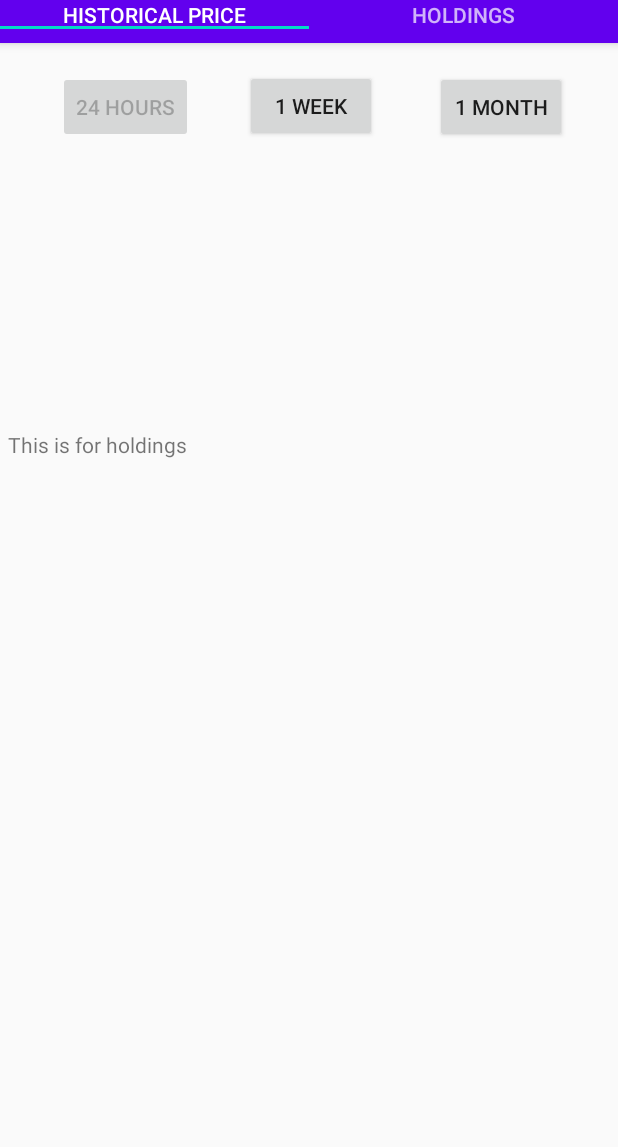
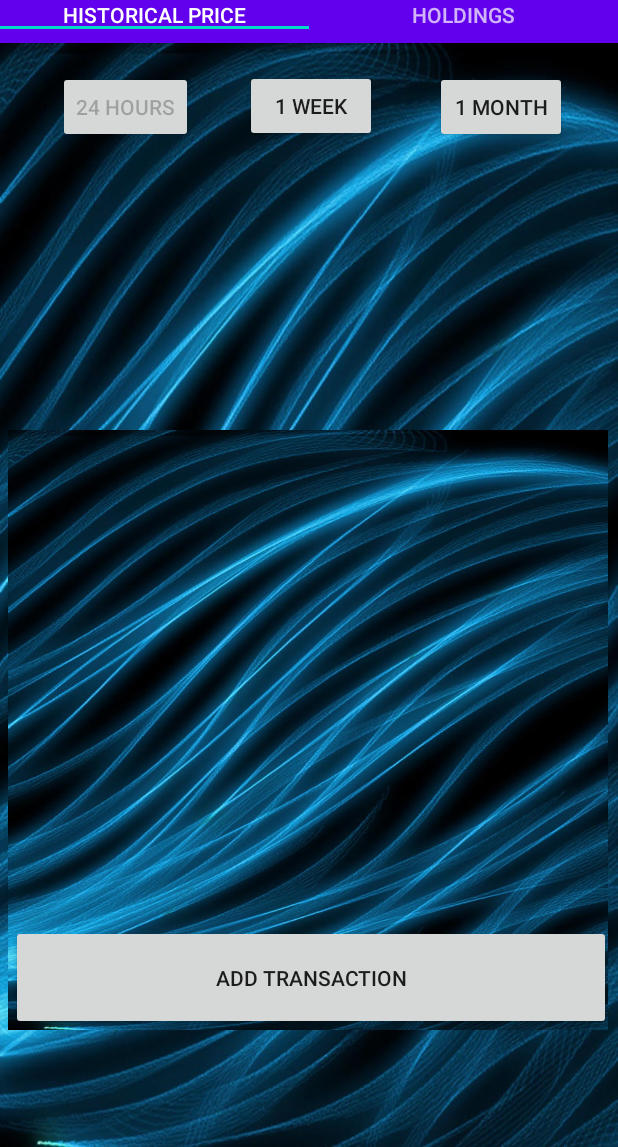
Before and after one commit to AndyEstevez/CryptoApp, an Android app: the fragment HoldingsFragment placed in its activity, on a phone screen of 412 x 824 dp, the part 89-1236 px from its top. Run offline under Robolectric (Android 15) with nearby library versions, the light colour scheme and no system bars; our stand-ins replace Volley; libraries missing offline, so code that uses them is left out: com.github.mikephil.charting; plain views replace LineChart; network calls fail; 3 statements that could not run were skipped.

Commit message:
Update presentation of app, Start on Holdings Fragment

```diff
--- a/app/src/main/java/com/example/cryptoapp/RecyclerViewActivity.java
+++ b/app/src/main/java/com/example/cryptoapp/RecyclerViewActivity.java
@@ -68,7 +68,7 @@ public class RecyclerViewActivity extends AppCompatActivity {
         queue = Volley.newRequestQueue(this);
 
         String url_for_price = "https://rest.coinapi.io/v1/assets";
-        String url_for_image = "https://rest.coinapi.io/v1/assets/icons/32";
+        String url_for_image = "https://rest.coinapi.io/v1/assets/icons/128";
 
         final TextView name = findViewById(R.id.name_of_coin);
         final TextView price = findViewById(R.id.price_of_coin);
@@ -94,7 +94,7 @@ public class RecyclerViewActivity extends AppCompatActivity {
                                     System.out.println(priceCoin);
 
 
-                                    price.setText("Price: $" + changeDecimals.format(priceCoin));
+                                    price.setText("$" + changeDecimals.format(priceCoin));
                                     name.setText(bitcoin.getString("asset_id"));
                                     break;
                                 }
@@ -129,7 +129,7 @@ public class RecyclerViewActivity extends AppCompatActivity {
                                     String image_url = (bitcoin.getString("url"));
                                     Picasso.get()
                                             .load(image_url)
-                                            .resize(32, 32)
+                                            .resize(64, 64)
                                             .into(image);
                                     break;
                                 }
--- a/app/src/main/java/com/example/cryptoapp/ui/main/ChartFragment.java
+++ b/app/src/main/java/com/example/cryptoapp/ui/main/ChartFragment.java
@@ -24,6 +24,7 @@ import com.example.cryptoapp.R;
 import com.github.mikephil.charting.charts.LineChart;
 import com.github.mikephil.charting.components.AxisBase;
 import com.github.mikephil.charting.components.XAxis;
+import com.github.mikephil.charting.components.YAxis;
 import com.github.mikephil.charting.data.Entry;
 import com.github.mikephil.charting.data.LineData;
 import com.github.mikephil.charting.data.LineDataSet;
@@ -349,6 +350,12 @@ public class ChartFragment extends Fragment implements View.OnClickListener {
         xAxis.setPosition(XAxis.XAxisPosition.BOTTOM);
         xAxis.setLabelCount(5, true);
         xAxis.setValueFormatter(new XValueFormatter(timestamp));
+        xAxis.setTextSize(12f);
+        xAxis.setTextColor(Color.WHITE);
+
+        YAxis yAxis = priceChart.getAxisLeft();
+        yAxis.setTextSize(12f);
+        yAxis.setTextColor(Color.WHITE);
     }
 
     private Double getPercentageChange(ArrayList<Double> priceArr){
--- a/app/src/main/res/layout/activity_recycler_view.xml
+++ b/app/src/main/res/layout/activity_recycler_view.xml
@@ -5,8 +5,9 @@
     xmlns:card_view = "http://schemas.android.com/apk/res-auto"
     android:layout_width="match_parent"
     android:layout_height="match_parent"
+    android:background="@drawable/login_background"
     tools:context=".RecyclerViewActivity"
-    android:orientation="horizontal">
+    android:orientation="vertical">
 
 
 
--- a/app/src/main/res/layout/fragment_chart.xml
+++ b/app/src/main/res/layout/fragment_chart.xml
@@ -6,6 +6,7 @@
     android:layout_width="match_parent"
     android:layout_height="match_parent"
     android:fillViewport="true"
+    android:background="@drawable/login_background"
     android:stackFromBottom="true"
     android:transcriptMode="alwaysScroll" >
 
@@ -54,6 +55,8 @@
             android:id="@+id/change_in_price"
             android:layout_width="175dp"
             android:layout_height="50dp"
+            android:textSize="20sp"
+            android:textStyle="bold"
             app:layout_constraintBottom_toTopOf="@+id/price_chart"
             app:layout_constraintEnd_toEndOf="parent"
             app:layout_constraintHorizontal_bias="0.498"
--- a/app/src/main/res/layout/fragment_holdings.xml
+++ b/app/src/main/res/layout/fragment_holdings.xml
@@ -1,15 +1,33 @@
 <?xml version="1.0" encoding="utf-8"?>
-<androidx.constraintlayout.widget.ConstraintLayout
-    xmlns:android="http://schemas.android.com/apk/res/android"
+<RelativeLayout xmlns:android="http://schemas.android.com/apk/res/android"
     xmlns:tools="http://schemas.android.com/tools"
     android:layout_width="match_parent"
-    android:layout_height="match_parent">
+    android:layout_height="match_parent"
+    android:background="@drawable/login_background"
+    android:orientation="horizontal">
 
+    <androidx.recyclerview.widget.RecyclerView
+        android:layout_width="match_parent"
+        android:layout_height="666dp"
+        android:layout_above="@+id/btn_add"
+        android:layout_alignParentStart="true"
+        android:layout_alignParentTop="true"
+        android:layout_alignParentEnd="true"
+        android:layout_marginEnd="0dp"
+        android:layout_marginBottom="-5dp" />
 
-    <TextView
-        android:layout_width="wrap_content"
-        android:layout_height="wrap_content"
-        android:text="This is for holdings"
-        tools:ignore="MissingConstraints" />
+    <Button
+        android:id="@+id/btn_add"
+        android:layout_width="match_parent"
+        android:layout_height="70dp"
+        android:layout_alignParentStart="true"
+        android:layout_alignParentEnd="true"
+        android:layout_alignParentBottom="true"
+        android:layout_centerHorizontal="true"
+        android:layout_marginStart="2dp"
+        android:layout_marginTop="9dp"
+        android:layout_marginEnd="-2dp"
+        android:layout_marginBottom="0dp"
+        android:text="Add Transaction" />
 
-</androidx.constraintlayout.widget.ConstraintLayout>
+</RelativeLayout>
```
Also changed, not shown: app/src/main/res/layout/cardview.xml (+27 -23 lines), app/src/main/res/layout/cardview_for_transactions.xml (added, +55 -0 lines).
